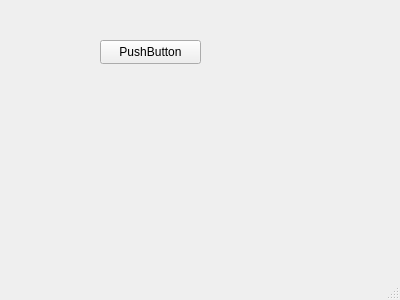
xvitaly/traysample, file mainwindow.ui: the form before one commit.
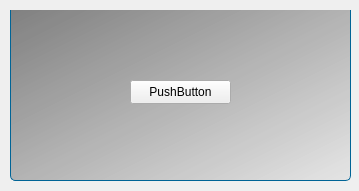
The form after the commit.

Commit message: Added form shadow.

Patch:
```diff
--- a/mainwindow.ui
+++ b/mainwindow.ui
@@ -9,19 +9,40 @@
    <rect>
     <x>0</x>
     <y>0</y>
-    <width>400</width>
-    <height>300</height>
+    <width>359</width>
+    <height>191</height>
    </rect>
   </property>
   <property name="windowTitle">
    <string>MainWindow</string>
   </property>
+  <property name="styleSheet">
+   <string notr="true">QWidget#widget
+{
+	border-style: solid;
+	border-top-style: none;
+	border-width: 1px;
+	border-color: rgb(0, 100, 150);
+	border-bottom-left-radius: 5px;
+	border-bottom-right-radius: 5px;
+	background-color: qlineargradient(spread:pad, x1:0, y1:0, x2:1, y2:1, stop:0 rgba(128, 128, 128, 255), stop:1 rgba(225, 225, 225, 180));
+}</string>
+  </property>
   <widget class="QWidget" name="centralWidget">
+   <widget class="QWidget" name="widget" native="true">
+    <property name="geometry">
+     <rect>
+      <x>10</x>
+      <y>10</y>
+      <width>341</width>
+      <height>171</height>
+     </rect>
+    </property>
    <widget class="QPushButton" name="pushButton">
     <property name="geometry">
      <rect>
-      <x>100</x>
-      <y>40</y>
+       <x>120</x>
+       <y>70</y>
       <width>101</width>
       <height>24</height>
      </rect>
@@ -31,7 +52,7 @@
     </property>
    </widget>
   </widget>
-  <widget class="QStatusBar" name="statusBar"/>
+  </widget>
  </widget>
  <layoutdefault spacing="6" margin="11"/>
  <resources/>
```
Lines whose indentation alone changed are shown as unchanged. The commit also changes 1 other file.
